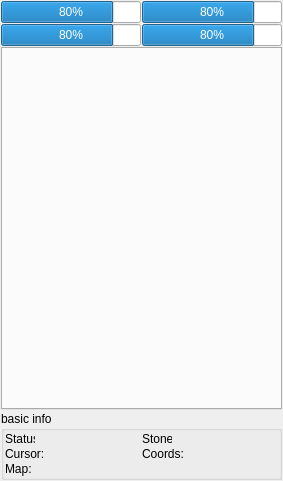
Before: the Qt Designer form SaSH/mainform.ui in bestkakkoii/SaSH, drawn with Qt 5.
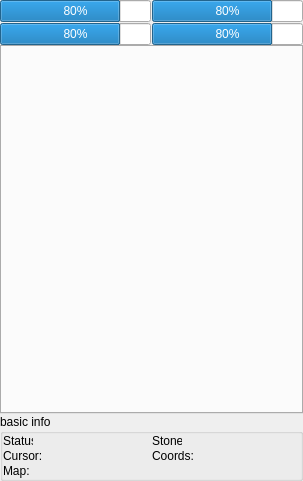
After: the same form once the commit is applied. Custom widgets are drawn as their Qt base class.

Patch:
```diff
--- a/SaSH/mainform.ui
+++ b/SaSH/mainform.ui
@@ -6,7 +6,7 @@
    <rect>
     <x>0</x>
     <y>0</y>
-    <width>283</width>
+    <width>303</width>
     <height>481</height>
    </rect>
   </property>
@@ -32,21 +32,39 @@
    <property name="styleSheet">
     <string notr="true"/>
    </property>
+   <layout class="QVBoxLayout" name="verticalLayout_3">
+    <property name="spacing">
+     <number>0</number>
+    </property>
+    <property name="leftMargin">
+     <number>0</number>
+    </property>
+    <property name="topMargin">
+     <number>0</number>
+    </property>
+    <property name="rightMargin">
+     <number>0</number>
+    </property>
+    <property name="bottomMargin">
+     <number>0</number>
+    </property>
+    <item>
+     <widget class="QWidget" name="widget" native="true">
    <layout class="QVBoxLayout" name="verticalLayout_2">
     <property name="spacing">
-     <number>1</number>
+        <number>0</number>
     </property>
     <property name="leftMargin">
-     <number>1</number>
+        <number>0</number>
     </property>
     <property name="topMargin">
-     <number>1</number>
+        <number>0</number>
     </property>
     <property name="rightMargin">
-     <number>1</number>
+        <number>0</number>
     </property>
     <property name="bottomMargin">
-     <number>1</number>
+        <number>0</number>
     </property>
     <item>
      <layout class="QGridLayout" name="gridLayout_progressbar">
@@ -150,16 +168,16 @@
         <number>1</number>
        </property>
        <property name="leftMargin">
-        <number>1</number>
+           <number>0</number>
        </property>
        <property name="topMargin">
-        <number>1</number>
+           <number>0</number>
        </property>
        <property name="rightMargin">
-        <number>1</number>
+           <number>0</number>
        </property>
        <property name="bottomMargin">
-        <number>1</number>
+           <number>0</number>
        </property>
        <item>
         <layout class="QHBoxLayout" name="horizontalLayout_9">
@@ -207,6 +225,9 @@
          </item>
          <item>
           <layout class="QHBoxLayout" name="horizontalLayout_8">
+              <property name="spacing">
+               <number>1</number>
+              </property>
            <item>
             <widget class="QLabel" name="label_stone_">
              <property name="minimumSize">
@@ -356,6 +377,9 @@
           </widget>
          </item>
         </layout>
+          </item>
+         </layout>
+        </widget>
        </item>
       </layout>
      </widget>
```
Lines whose indentation alone changed are shown as unchanged.
